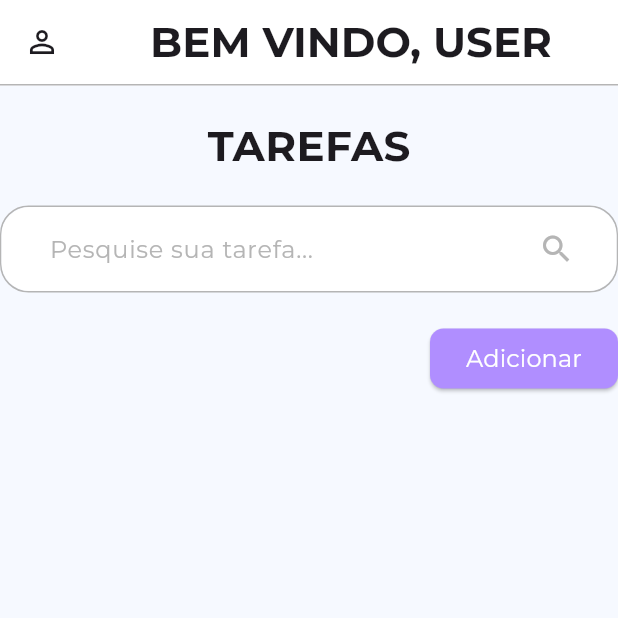
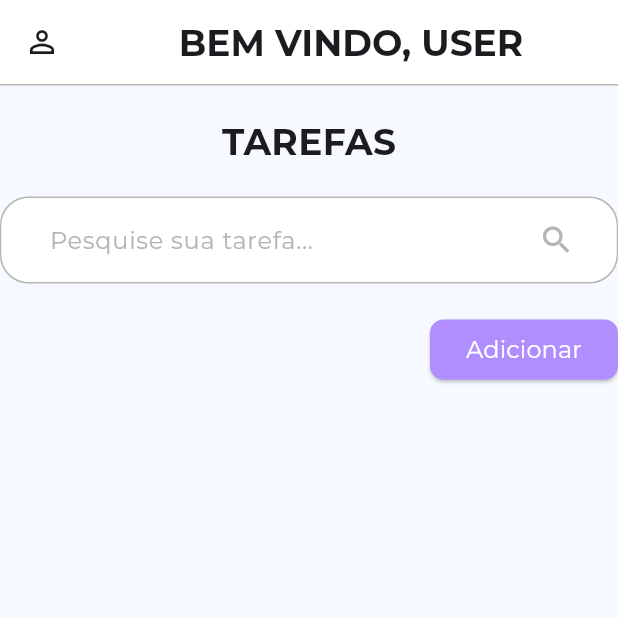
Before and after one commit to hellenilda/Tasks-manager-app, a Flutter app: the screen it shows after launch, on a phone screen of 412 x 824 dp, the top half of it. Run offline on Flutter 3.47's test engine with Material 3 defaults, Android fonts, the phone set to English and light mode, and no system bars.

Commit message:
:recycle: refactor: tamanho do h1 em AppTextStyles

```diff
--- a/lib/features/common/constants/app_text_styles.dart
+++ b/lib/features/common/constants/app_text_styles.dart
@@ -5,14 +5,14 @@ class AppTextStyles {
 
   // Texto da Splash Screen
   static const TextStyle textoGrande = TextStyle(
-    fontSize: 50.0,
+    fontSize: 46.0,
     fontFamily: 'Montserrat'
     // A propriedade de cor é adicionada com .copyWith(color: cor) na instância
   );
 
   static const TextStyle h1 = TextStyle(
     fontFamily: 'Montserrat',
-    fontSize: 28.0,
+    fontSize: 24.0,
     fontWeight: FontWeight.bold
   );
 
```
